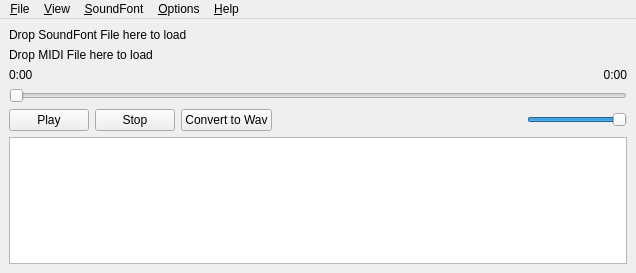
This is app/mainwindow.ui in BLumia/pineapple-midi-player as Qt 5 draws it before an edit. The edited form follows.
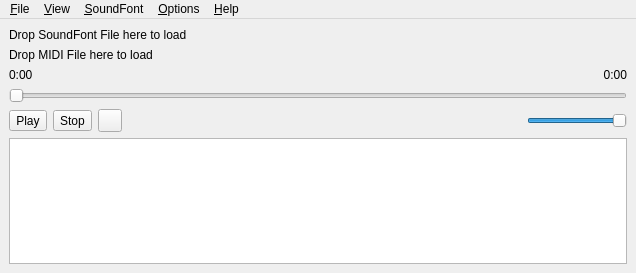
This is the edited form. Icons and pictures are not drawn. Custom widgets are drawn as their Qt base class.

Commit message: UI: tweak button and menu arrangement

Patch:
```diff
--- a/app/mainwindow.ui
+++ b/app/mainwindow.ui
@@ -76,23 +76,38 @@
     <item>
      <layout class="QHBoxLayout" name="horizontalLayout">
       <item>
-       <widget class="QPushButton" name="playBtn">
+       <widget class="QToolButton" name="playBtn">
         <property name="text">
          <string>Play</string>
         </property>
+        <property name="icon">
+         <iconset theme="media-playback-start"/>
+        </property>
+        <property name="toolButtonStyle">
+         <enum>Qt::ToolButtonStyle::ToolButtonTextBesideIcon</enum>
+        </property>
        </widget>
       </item>
       <item>
-       <widget class="QPushButton" name="stopBtn">
+       <widget class="QToolButton" name="stopBtn">
         <property name="text">
          <string>Stop</string>
         </property>
+        <property name="icon">
+         <iconset theme="media-playback-stop"/>
+        </property>
+        <property name="toolButtonStyle">
+         <enum>Qt::ToolButtonStyle::ToolButtonTextBesideIcon</enum>
+        </property>
        </widget>
       </item>
       <item>
-       <widget class="QPushButton" name="renderBtn">
+       <widget class="QToolButton" name="togglePlaylistBtn">
         <property name="text">
-         <string>Convert to Wav</string>
+         <string/>
+        </property>
+        <property name="toolButtonStyle">
+         <enum>Qt::ToolButtonStyle::ToolButtonTextBesideIcon</enum>
         </property>
        </widget>
       </item>
```
Left out of the diff: 18 changed lines with no effect on the pictures. The commit also changes 2 other files.
